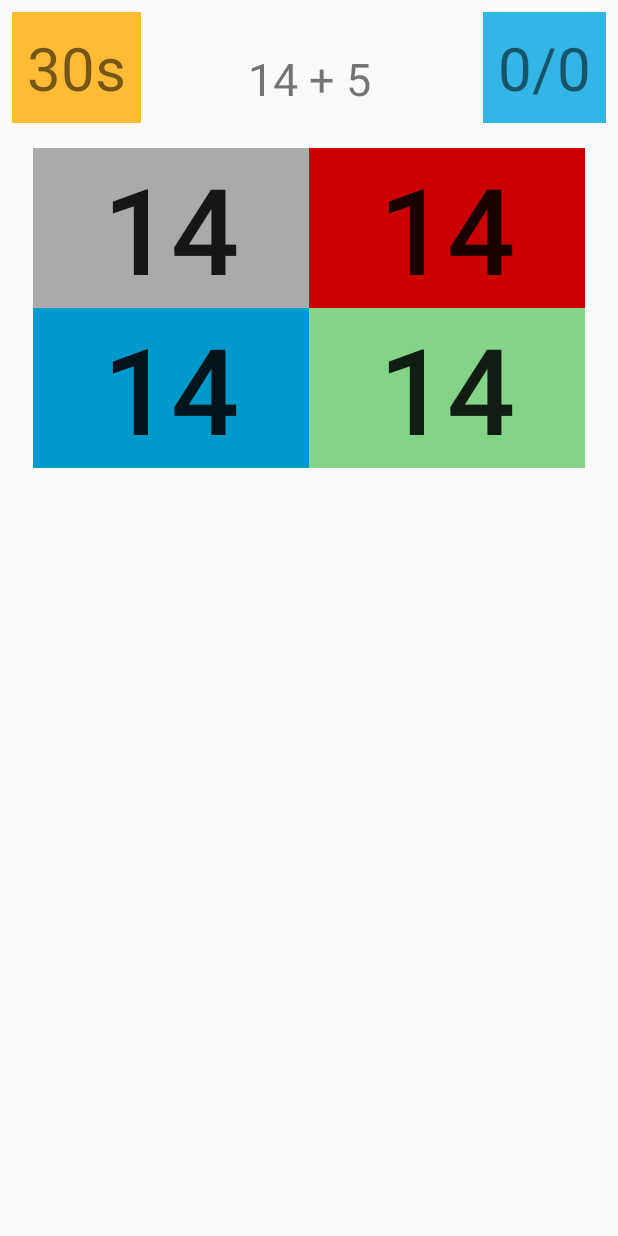
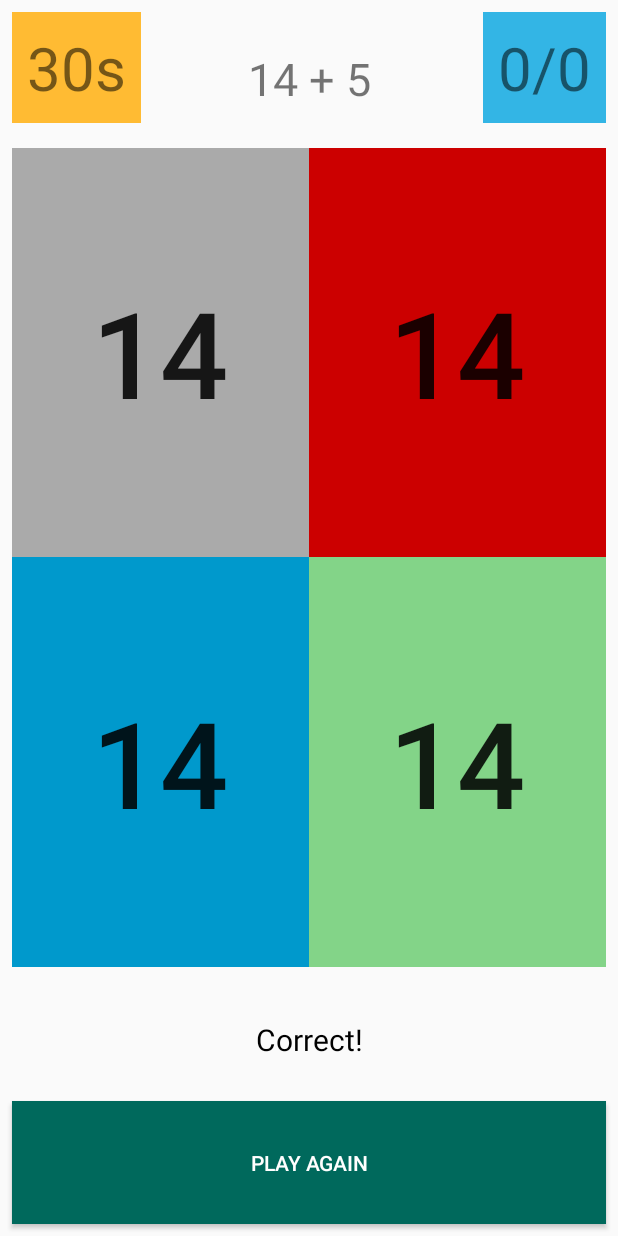
Before and after one commit to ReemHazzaa/BrainTrainer, an Android app: the layout activity_main.xml on its own in the app's theme, with its tools: preview values and no code run, on a phone screen of 412 x 824 dp. Run offline under Robolectric (Android 15) with nearby library versions, the phone set to English and light mode, and no system bars.

Commit message:
Removed the GO button and modified the UI general look.

```diff
--- a/app/src/main/java/com/example/reem/braintrainer/MainActivity.java
+++ b/app/src/main/java/com/example/reem/braintrainer/MainActivity.java
@@ -14,7 +14,7 @@ import java.util.Random;
 
 public class MainActivity extends AppCompatActivity {
 
-    Button goButton, button0, button1,button2, button3, playAgainButton;
+    Button button0, button1,button2, button3, playAgainButton;
     TextView sumTextView, scoreTextView, timerTextView, resultTextView;
     ConstraintLayout gameLayout;
 
@@ -41,7 +41,8 @@ public class MainActivity extends AppCompatActivity {
         timerTextView.setText("30s");
         scoreTextView.setText(Integer.toString(score)+"/"+Integer.toString(numberOfQuestions));
         newQuestion();
-        playAgainButton.setVisibility(View.INVISIBLE);
+        playAgainButton.setVisibility(View.GONE);
+        resultTextView.setVisibility(View.GONE);
         resultTextView.setText("");
 
         new CountDownTimer(30100,1000) {
@@ -116,20 +117,12 @@ public class MainActivity extends AppCompatActivity {
 
     }
 
-    // make the GO button disappear
-    public void go(View view){
-        goButton.setVisibility(View.INVISIBLE);
-        gameLayout.setVisibility(View.VISIBLE);
-
-        playAgain(findViewById(R.id.timerTextView));
-    }
 
     @Override
     protected void onCreate(Bundle savedInstanceState) {
         super.onCreate(savedInstanceState);
         setContentView(R.layout.activity_main);
 
-        goButton = findViewById(R.id.goButton);
         sumTextView = findViewById(R.id.sumTextView);
         scoreTextView = findViewById(R.id.scoreTextView);
         timerTextView = findViewById(R.id.timerTextView);
@@ -143,9 +136,9 @@ public class MainActivity extends AppCompatActivity {
         playAgainButton = findViewById(R.id.playAgainButton);
 
         gameLayout = findViewById(R.id.gameLayout);
+        gameLayout.setVisibility(View.VISIBLE);
 
-        goButton.setVisibility(View.VISIBLE);
-        gameLayout.setVisibility(View.INVISIBLE);
+        playAgain(findViewById(R.id.timerTextView));
 
     }
 }
--- a/app/src/main/res/layout/activity_main.xml
+++ b/app/src/main/res/layout/activity_main.xml
@@ -1,40 +1,28 @@
 <?xml version="1.0" encoding="utf-8"?>
-<android.support.constraint.ConstraintLayout xmlns:android="http://schemas.android.com/apk/res/android"
+
+<LinearLayout xmlns:android="http://schemas.android.com/apk/res/android"
     xmlns:app="http://schemas.android.com/apk/res-auto"
     xmlns:tools="http://schemas.android.com/tools"
     android:layout_width="match_parent"
     android:layout_height="match_parent"
+    android:orientation="vertical"
     tools:context=".MainActivity">
-
-    <Button
-        android:id="@+id/goButton"
-        style="@style/Widget.AppCompat.Button"
-        android:layout_width="wrap_content"
-        android:layout_height="wrap_content"
-        android:backgroundTint="@android:color/holo_orange_light"
-        android:onClick="go"
-        android:padding="40dp"
-        android:text="Go!"
-        android:textSize="60sp"
-        android:visibility="invisible"
-        app:layout_constraintBottom_toBottomOf="parent"
-        app:layout_constraintEnd_toEndOf="parent"
-        app:layout_constraintHorizontal_bias="0.5"
-        app:layout_constraintStart_toStartOf="parent"
-        app:layout_constraintTop_toTopOf="parent" />
 
     <android.support.constraint.ConstraintLayout
         android:id="@+id/gameLayout"
         android:layout_width="match_parent"
-        android:layout_height="match_parent">
+        android:layout_height="0dp"
+        android:layout_weight="8">
 
         <android.support.v7.widget.GridLayout
             android:id="@+id/gridLayout"
-            android:layout_width="368dp"
-            android:layout_height="wrap_content"
-            android:layout_marginEnd="8dp"
+            android:layout_width="0dp"
+            android:layout_height="0dp"
             android:layout_marginStart="8dp"
             android:layout_marginTop="16dp"
+            android:layout_marginEnd="8dp"
+            android:layout_marginBottom="8dp"
+            app:layout_constraintBottom_toBottomOf="parent"
             app:layout_constraintEnd_toEndOf="parent"
             app:layout_constraintStart_toStartOf="parent"
             app:layout_constraintTop_toBottomOf="@+id/sumTextView">
@@ -117,8 +105,8 @@
             android:id="@+id/scoreTextView"
             android:layout_width="wrap_content"
             android:layout_height="wrap_content"
+            android:layout_marginTop="8dp"
             android:layout_marginEnd="8dp"
-            android:layout_marginTop="8dp"
             android:background="@android:color/holo_blue_light"
             android:padding="10dp"
             android:text="0/0"
@@ -138,31 +126,35 @@
             app:layout_constraintStart_toStartOf="parent"
             app:layout_constraintTop_toTopOf="parent" />
 
+
+    </android.support.constraint.ConstraintLayout>
+
     <TextView
         android:id="@+id/resultTextView"
-            android:layout_width="wrap_content"
-            android:layout_height="wrap_content"
-            android:layout_marginTop="16dp"
+        android:layout_width="match_parent"
+        android:layout_height="0dp"
+        android:layout_marginStart="8dp"
+        android:layout_marginEnd="8dp"
+        android:layout_weight="1"
+        android:gravity="center"
         android:text="Correct!"
-            android:textSize="40sp"
-            android:visibility="invisible"
-            app:layout_constraintEnd_toEndOf="parent"
-            app:layout_constraintHorizontal_bias="0.5"
-            app:layout_constraintStart_toStartOf="parent"
-            app:layout_constraintTop_toBottomOf="@+id/gridLayout" />
+        android:textColor="@android:color/black"
+        android:textSize="20sp" />
 
     <Button
         android:id="@+id/playAgainButton"
-            android:layout_width="wrap_content"
-            android:layout_height="wrap_content"
-            android:layout_marginTop="17dp"
+        android:layout_width="match_parent"
+        android:layout_height="0dp"
+        android:layout_marginStart="8dp"
+        android:layout_marginEnd="8dp"
+        android:layout_marginBottom="8dp"
+        android:layout_weight="1"
+        android:background="@color/colorPrimary"
         android:onClick="playAgain"
         android:text="Play Again"
-            android:visibility="invisible"
+        android:textColor="@android:color/white"
         app:layout_constraintEnd_toEndOf="parent"
         app:layout_constraintHorizontal_bias="0.5"
         app:layout_constraintStart_toStartOf="parent"
         app:layout_constraintTop_toBottomOf="@+id/resultTextView" />
-    </android.support.constraint.ConstraintLayout>
-
-</android.support.constraint.ConstraintLayout>
+</LinearLayout>
--- a/app/src/main/res/values/colors.xml
+++ b/app/src/main/res/values/colors.xml
@@ -1,6 +1,6 @@
 <?xml version="1.0" encoding="utf-8"?>
 <resources>
-    <color name="colorPrimary">#3F51B5</color>
-    <color name="colorPrimaryDark">#303F9F</color>
+    <color name="colorPrimary">#00695C</color>
+    <color name="colorPrimaryDark">#004D40</color>
     <color name="colorAccent">#FF4081</color>
 </resources>
--- a/build.gradle
+++ b/build.gradle
@@ -7,7 +7,7 @@ buildscript {
         jcenter()
     }
     dependencies {
-        classpath 'com.android.tools.build:gradle:3.1.3'
+        classpath 'com.android.tools.build:gradle:3.2.1'
 
 
         // NOTE: Do not place your application dependencies here; they belong
```
Also changed, not shown: gradle/wrapper/gradle-wrapper.properties. Lines whose indentation alone changed are shown as unchanged.
